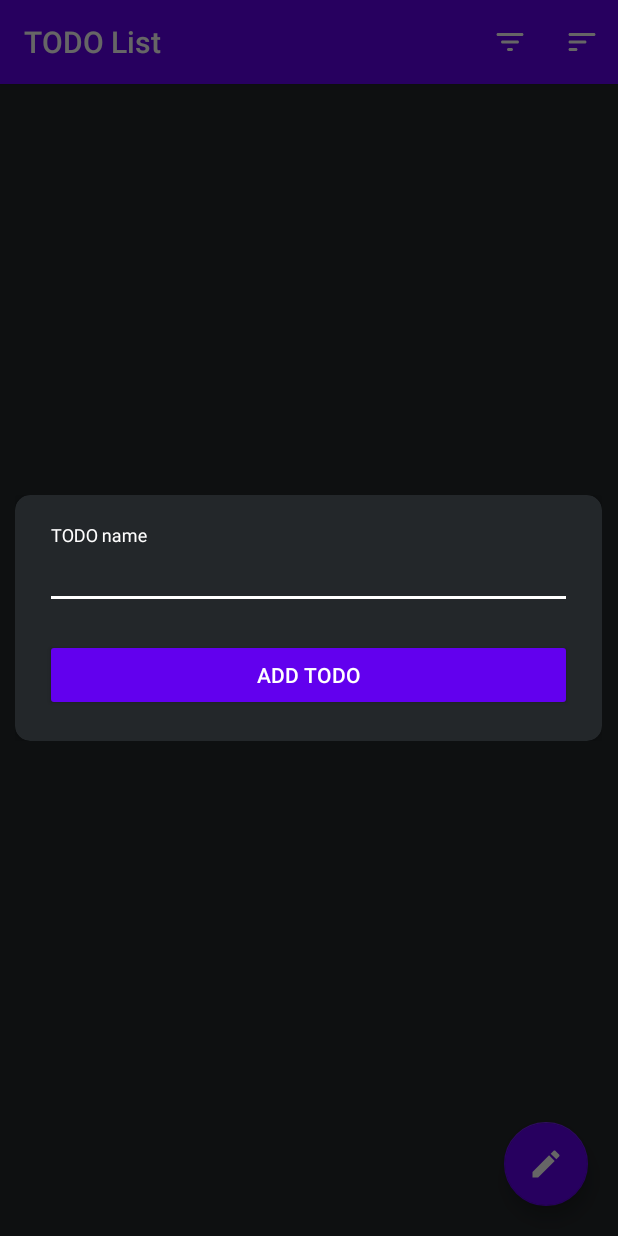
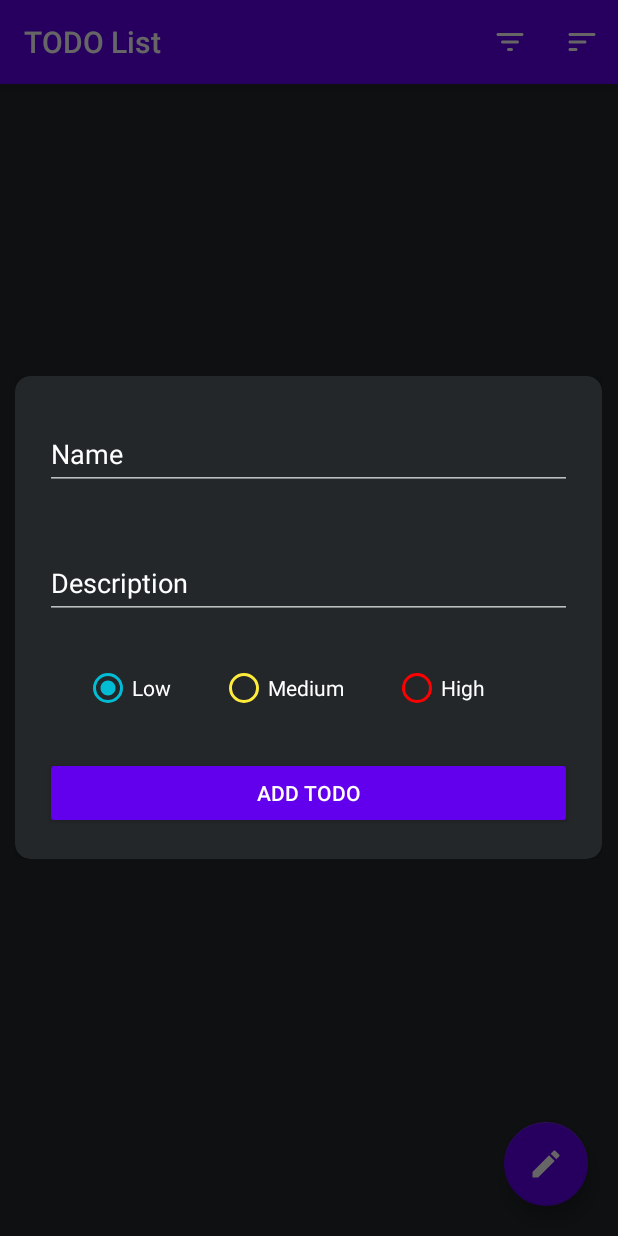
Before and after one commit to vanny96/items_list, an Android app: the screen it shows after launch (MainActivity), after a tap on an icon or button, on a phone screen of 412 x 824 dp. Run offline under Robolectric (Android 15) with nearby library versions, the light colour scheme and no system bars; our stand-ins replace Room's generated code, navigation-ui.

Commit message:
Improved 'Add TODO' dialog

```diff
--- a/app/src/main/java/com/training/itemcreator/fragments/TodoListFragment.kt
+++ b/app/src/main/java/com/training/itemcreator/fragments/TodoListFragment.kt
@@ -128,7 +128,7 @@ class TodoListFragment : Fragment() {
         })
     }
 
-    val onAddItem = { name: String ->
-        todoListViewModel.addItem(name)
+    val onAddItem = { todo: Todo ->
+        todoListViewModel.addItem(todo)
     }
 }
--- a/app/src/main/java/com/training/itemcreator/repository/TodoRepository.kt
+++ b/app/src/main/java/com/training/itemcreator/repository/TodoRepository.kt
@@ -13,8 +13,8 @@ class TodoRepository(context: Context) {
     var currentListLiveData : LiveData<List<Todo>>? = null
     private set
 
-    fun addItem(name: String) {
-        todoDao.add(Todo(null, name, null, Priority.LOW))
+    fun addItem(todo: Todo) {
+        todoDao.add(todo)
     }
 
     fun fetchTodos(sortOption: TodoSort, filterOptions: List<Priority>) : LiveData<List<Todo>> {
--- a/app/src/main/java/com/training/itemcreator/ui/dialogs/AddItemDialogFragment.kt
+++ b/app/src/main/java/com/training/itemcreator/ui/dialogs/AddItemDialogFragment.kt
@@ -10,16 +10,19 @@ import android.view.ViewGroup
 import android.view.WindowManager
 import android.view.inputmethod.EditorInfo
 import android.widget.Button
+import android.widget.RadioGroup
 import androidx.appcompat.app.AlertDialog
 import androidx.fragment.app.DialogFragment
 import com.google.android.material.textfield.TextInputEditText
 import com.training.itemcreator.R
 import com.training.itemcreator.fragments.TodoListFragment
+import com.training.itemcreator.model.Todo
 import com.training.itemcreator.util.KeyboardUtils
+import com.training.itemcreator.util.enums.Priority
 
 class AddItemDialogFragment : DialogFragment() {
 
-    private lateinit var onButtonPressed: (String) -> Unit
+    private lateinit var onButtonPressed: (Todo) -> Unit
 
     override fun onCreateDialog(savedInstanceState: Bundle?): Dialog {
         return AlertDialog.Builder(requireContext()).apply {
@@ -29,30 +32,32 @@ class AddItemDialogFragment : DialogFragment() {
 
                 //Setups the edit field and add button
                 val button: Button? = findViewById(R.id.add_button)
-                val inputText: TextInputEditText? = findViewById(R.id.new_todo_name_input)
+                val nameInput: TextInputEditText? = findViewById(R.id.new_todo_name_input)
+                val descriptionInput: TextInputEditText? =
+                    findViewById(R.id.new_todo_description_input)
+                val priorityGroup: RadioGroup? = findViewById(R.id.PriorityGroup)
 
                 button?.setOnClickListener {
-                    onButtonPressed(inputText?.text.toString())
+                    onButtonPressed(Todo(
+                        null,
+                        nameInput?.text.toString(),
+                        descriptionInput?.text.toString(),
+                        priorityGroup?.checkedRadioButtonId?.let { it -> Priority.fromId(it) }
+                            ?: Priority.LOW
+                    ))
                     this.cancel()
                 }
 
-                inputText?.apply {
+                nameInput?.apply {
                     onFocusChangeListener = View.OnFocusChangeListener { _, hasFocus ->
-                        if (!hasFocus) KeyboardUtils.hideKeyboard(
-                            this
-                        ) else
-                            window?.setSoftInputMode(WindowManager.LayoutParams.SOFT_INPUT_STATE_ALWAYS_VISIBLE)
+                        if (!hasFocus) KeyboardUtils.hideKeyboard(this)
+                    }
+                }
 
+                descriptionInput?.apply {
+                    onFocusChangeListener = View.OnFocusChangeListener { _, hasFocus ->
+                        if (!hasFocus) KeyboardUtils.hideKeyboard(this)
                     }
-                    setOnEditorActionListener { _, action, _ ->
-                        if (action == EditorInfo.IME_ACTION_DONE) {
-                            button?.performClick()
-                            return@setOnEditorActionListener true
-                        } else {
-                            return@setOnEditorActionListener false
-                        }
-                    }
-                    requestFocus()
                 }
             }
         }
--- a/app/src/main/java/com/training/itemcreator/viewmodel/TodoListViewModel.kt
+++ b/app/src/main/java/com/training/itemcreator/viewmodel/TodoListViewModel.kt
@@ -54,9 +54,9 @@ class TodoListViewModel(private val repository: TodoRepository) : ViewModel() {
         }
     }
 
-    fun addItem(name: String) {
+    fun addItem(todo: Todo) {
         viewModelScope.launch(Dispatchers.IO) {
-            repository.addItem(name)
+            repository.addItem(todo)
             todoAdded.postValue(true)
         }
     }
--- a/app/src/main/res/layout/dialog_add_todo.xml
+++ b/app/src/main/res/layout/dialog_add_todo.xml
@@ -21,19 +21,19 @@
         android:focusableInTouchMode="true">
 
         <com.google.android.material.textfield.TextInputLayout
+            android:id="@+id/name_input_create"
             android:layout_width="match_parent"
             android:layout_height="wrap_content"
-            android:layout_marginBottom="20dp"
             android:textColorHint="@android:color/white"
-            app:layout_constraintBottom_toTopOf="@+id/add_button"
             app:layout_constraintEnd_toEndOf="parent"
-            app:layout_constraintStart_toStartOf="parent">
+            app:layout_constraintStart_toStartOf="parent"
+            app:layout_constraintTop_toTopOf="parent">
 
             <com.google.android.material.textfield.TextInputEditText
                 android:id="@+id/new_todo_name_input"
                 android:layout_width="match_parent"
                 android:layout_height="wrap_content"
-                android:hint="@string/hint_value"
+                android:hint="@string/name_label"
                 android:imeOptions="actionDone"
                 android:inputType="text"
                 android:singleLine="true"
@@ -43,15 +43,79 @@
                 android:textColorLink="@color/colorPrimary" />
         </com.google.android.material.textfield.TextInputLayout>
 
+        <com.google.android.material.textfield.TextInputLayout
+            android:id="@+id/description_input_create"
+            android:layout_width="match_parent"
+            android:layout_height="wrap_content"
+            android:layout_marginTop="30dp"
+            android:textColorHint="@android:color/white"
+            app:layout_constraintEnd_toEndOf="@id/name_input_create"
+            app:layout_constraintStart_toStartOf="@id/name_input_create"
+            app:layout_constraintTop_toBottomOf="@+id/name_input_create">
+
+            <com.google.android.material.textfield.TextInputEditText
+                android:id="@+id/new_todo_description_input"
+                android:layout_width="match_parent"
+                android:layout_height="wrap_content"
+                android:hint="@string/description_label"
+                android:imeOptions="actionDone"
+                android:inputType="text"
+                android:singleLine="true"
+                android:textColor="@android:color/white"
+                android:textColorHighlight="@color/colorPrimary"
+                android:textColorHint="@android:color/white"
+                android:textColorLink="@color/colorPrimary" />
+        </com.google.android.material.textfield.TextInputLayout>
+
+        <RadioGroup
+            android:id="@+id/PriorityGroup"
+            android:layout_width="300dp"
+            android:layout_height="wrap_content"
+            android:layout_marginTop="30dp"
+            android:checkedButton="@id/LowPriority"
+            android:orientation="horizontal"
+            app:layout_constraintEnd_toEndOf="@+id/description_input_create"
+            app:layout_constraintStart_toStartOf="@+id/description_input_create"
+            app:layout_constraintTop_toBottomOf="@+id/description_input_create">
+
+            <RadioButton
+                android:id="@+id/LowPriority"
+                android:layout_width="wrap_content"
+                android:layout_height="wrap_content"
+                android:layout_weight="1"
+                android:buttonTint="#00BCD4"
+                android:text="@string/low_priority"
+                android:textColor="@android:color/white" />
+
+            <RadioButton
+                android:id="@+id/MediumPriority"
+                android:layout_width="wrap_content"
+                android:layout_height="wrap_content"
+                android:layout_weight="1"
+                android:buttonTint="#FFEB3B"
+                android:text="@string/medium_priority"
+                android:textColor="@android:color/white" />
+
+            <RadioButton
+                android:id="@+id/HighPriority"
+                android:layout_width="wrap_content"
+                android:layout_height="wrap_content"
+                android:layout_weight="1"
+                android:buttonTint="#FF0000"
+                android:text="@string/high_priority"
+                android:textColor="@android:color/white" />
+        </RadioGroup>
+
         <Button
             android:id="@+id/add_button"
             android:layout_width="0dp"
             android:layout_height="wrap_content"
+            android:layout_marginTop="30dp"
             android:backgroundTint="@color/colorPrimary"
             android:text="@string/add_button"
             android:textColor="@android:color/white"
-            app:layout_constraintBottom_toBottomOf="parent"
             app:layout_constraintEnd_toEndOf="parent"
-            app:layout_constraintStart_toStartOf="parent" />
+            app:layout_constraintStart_toStartOf="parent"
+            app:layout_constraintTop_toBottomOf="@id/PriorityGroup" />
     </androidx.constraintlayout.widget.ConstraintLayout>
 </androidx.cardview.widget.CardView>
```
